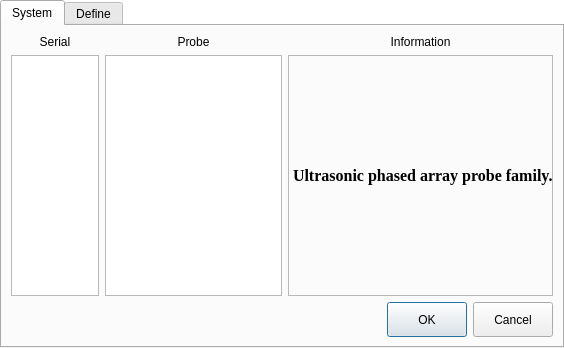
Before: the Qt Designer form ui/menu/probe_part/probe_dialog.ui in 15903016222/Voice, drawn with Qt 5.
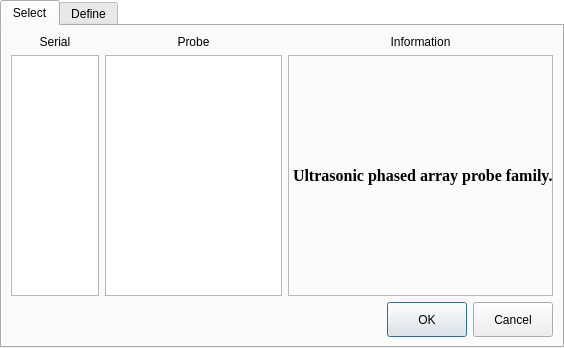
After: the same form once the commit is applied.

Commit message: 修改: ProbeDialog修改显示文字

```diff
--- a/ui/menu/probe_part/probe_dialog.ui
+++ b/ui/menu/probe_part/probe_dialog.ui
@@ -41,7 +41,7 @@
      </property>
      <widget class="QWidget" name="systemTab">
       <attribute name="title">
-       <string>System</string>
+       <string>Select</string>
       </attribute>
       <layout class="QVBoxLayout" name="verticalLayout_9">
        <item>
```
Left out of the diff: 2 changed lines with no effect on the pictures.
